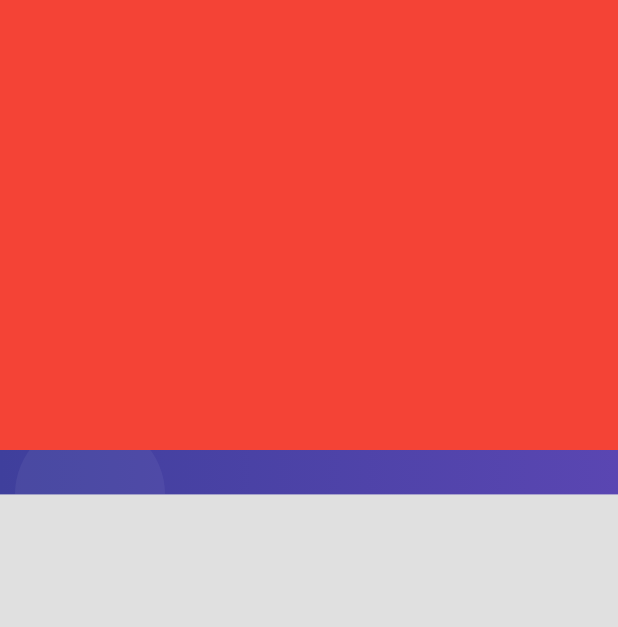
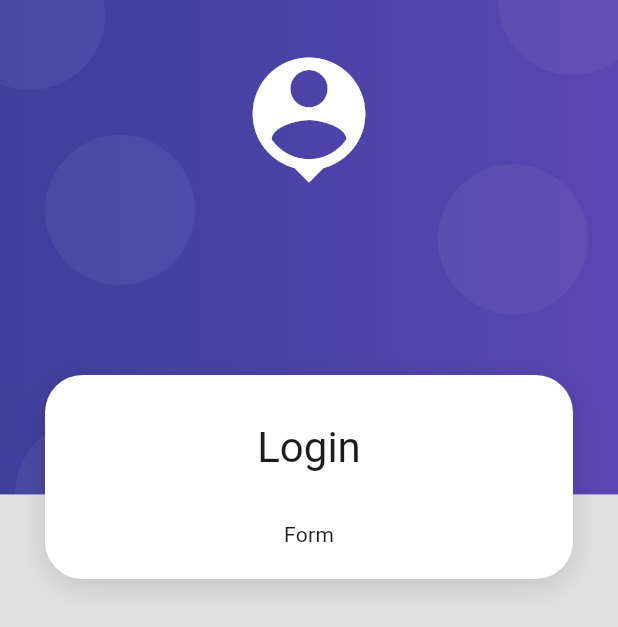
Before and after one commit to dansolodev/products_app, a Flutter app: the screen it shows after launch, on a phone screen of 412 x 824 dp. Shown: the top 627 px of the screen. Run offline on Flutter 3.47's test engine with Material 3 defaults, Android fonts, the phone set to English and light mode, and no system bars.

Commit message:
Add card container

```diff
--- a/lib/screens/login_screen.dart
+++ b/lib/screens/login_screen.dart
@@ -8,10 +8,31 @@ class LoginScreen extends StatelessWidget {
   Widget build(BuildContext context) {
     return Scaffold(
       body: AuthBackground(
-        child: Container(
-          width: double.infinity,
-          height: 300,
-          color: Colors.red,
+        child: SingleChildScrollView(
+          child: Column(
+            children: [
+              const SizedBox(
+                height: 250,
+              ),
+              CardContainer(
+                child: Column(
+                  children: [
+                    const SizedBox(
+                      height: 10,
+                    ),
+                    Text(
+                      'Login',
+                      style: Theme.of(context).textTheme.headlineMedium,
+                    ),
+                    const SizedBox(
+                      height: 30,
+                    ),
+                    Text('Form'),
+                  ],
+                ),
+              ),
+            ],
+          ),
         ),
       ),
     );
--- /dev/null
+++ b/lib/widgets/card_container.dart
@@ -0,0 +1,37 @@
+import 'package:flutter/material.dart';
+
+class CardContainer extends StatelessWidget {
+  final Widget child;
+
+  const CardContainer({
+    super.key,
+    required this.child,
+  });
+
+  @override
+  Widget build(BuildContext context) {
+    return Padding(
+      padding: const EdgeInsets.symmetric(
+        horizontal: 30,
+      ),
+      child: Container(
+        width: double.infinity,
+        padding: const EdgeInsets.all(20),
+        decoration: _createCardShape(),
+        child: child,
+      ),
+    );
+  }
+
+  BoxDecoration _createCardShape() => BoxDecoration(
+        color: Colors.white,
+        borderRadius: BorderRadius.circular(25),
+        boxShadow: const [
+          BoxShadow(
+            color: Colors.black12,
+            blurRadius: 15,
+            offset: Offset(0, 5),
+          )
+        ],
+      );
+}
--- a/lib/widgets/widgets.dart
+++ b/lib/widgets/widgets.dart
@@ -1 +1,2 @@
 export 'package:products_app/widgets/auth_background.dart';
+export 'package:products_app/widgets/card_container.dart';
```
